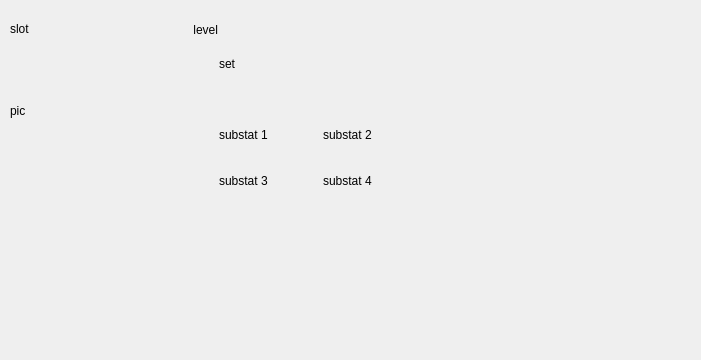
The window that discrender.ui (yav12/zzz-optimizer) describes before a commit, drawn with Qt 5.
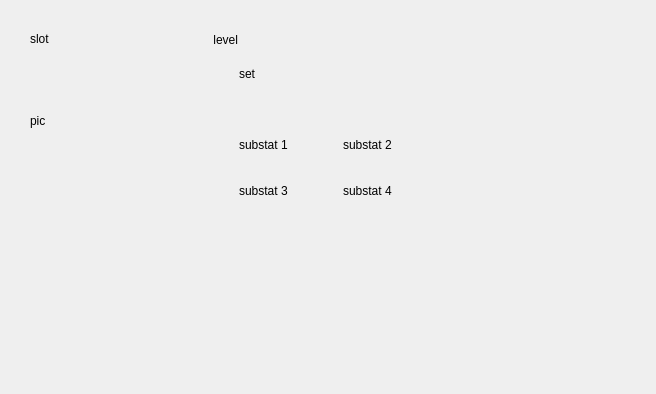
The same window after the commit.

```diff
--- a/discrender.ui
+++ b/discrender.ui
@@ -6,8 +6,8 @@
    <rect>
     <x>0</x>
     <y>0</y>
-    <width>701</width>
-    <height>360</height>
+    <width>656</width>
+    <height>394</height>
    </rect>
   </property>
   <property name="windowTitle">
@@ -16,8 +16,8 @@
   <widget class="QWidget" name="horizontalLayoutWidget">
    <property name="geometry">
     <rect>
-     <x>10</x>
-     <y>20</y>
+     <x>30</x>
+     <y>30</y>
      <width>411</width>
      <height>181</height>
     </rect>
@@ -78,8 +78,8 @@
   <widget class="QLabel" name="slotLabel">
    <property name="geometry">
     <rect>
-     <x>10</x>
-     <y>20</y>
+     <x>30</x>
+     <y>30</y>
      <width>68</width>
      <height>18</height>
     </rect>
@@ -91,8 +91,8 @@
   <widget class="QLabel" name="levelLabel">
    <property name="geometry">
     <rect>
-     <x>147</x>
-     <y>20</y>
+     <x>167</x>
+     <y>30</y>
      <width>71</width>
      <height>20</height>
     </rect>
```
